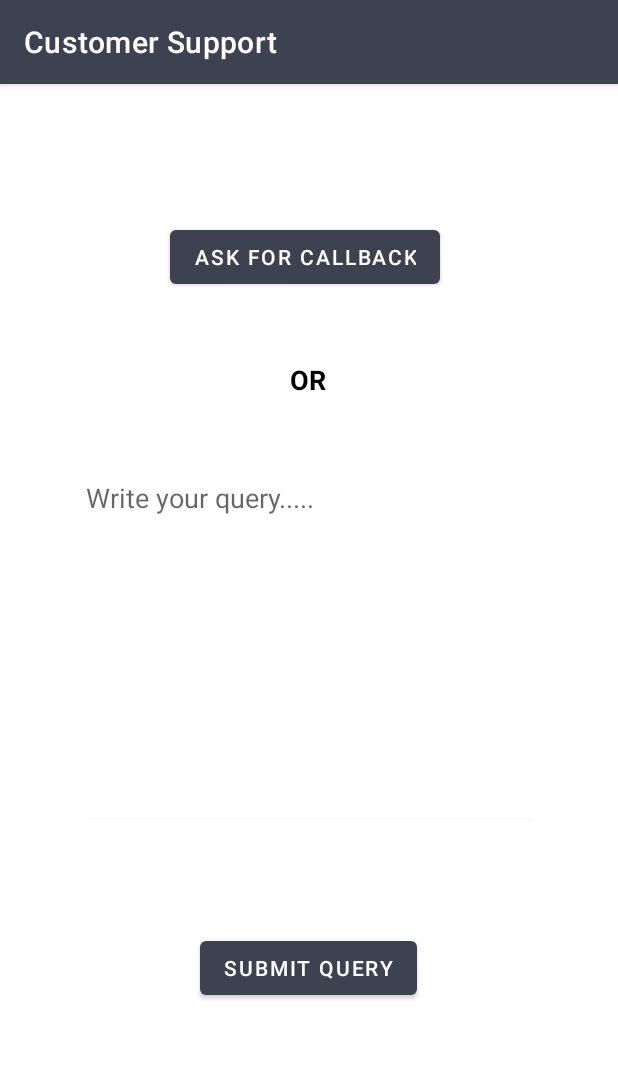
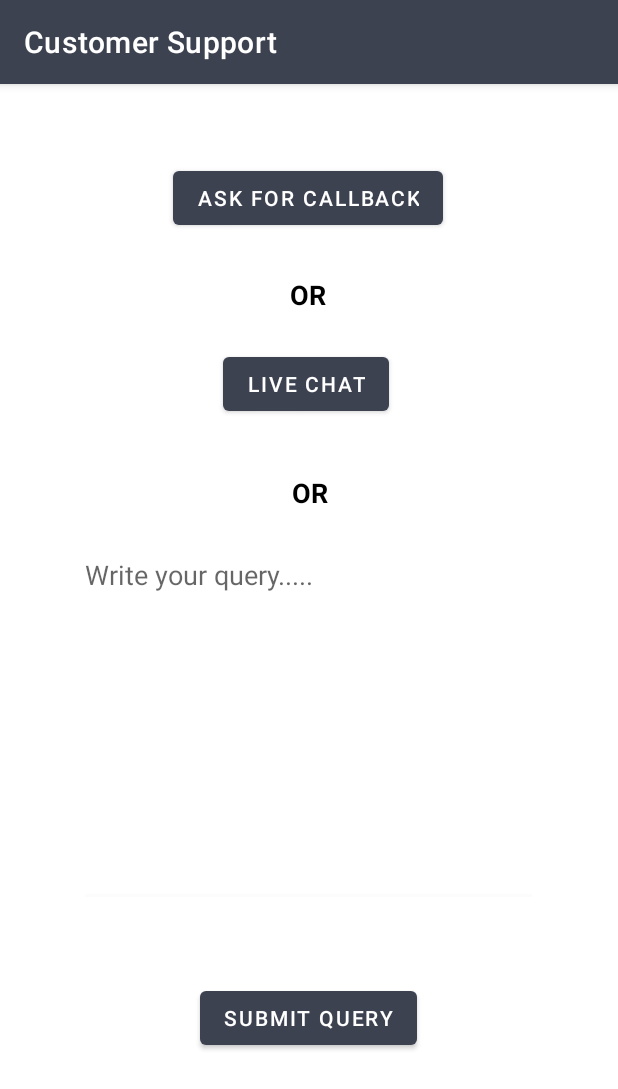
Before and after one commit to anandiiitbh/Lets_Go, an Android app: the CustomerSupport screen opened directly, with no data from a screen before it, on a phone screen of 412 x 824 dp. Shown: the top 1089 px of the screen. Run offline under Robolectric (Android 15) with nearby library versions, the phone set to English and light mode, and no system bars; libraries missing offline, so code that uses them is left out: im.crisp.client; 1 statement that could not run was skipped.

Commit message:
Live Customer Support

```diff
--- a/app/build.gradle
+++ b/app/build.gradle
@@ -34,11 +34,14 @@ android {
 
 repositories {
     mavenCentral()
+    jcenter()
 }
 
 dependencies {
 
 
+    implementation 'im.crisp:crisp-sdk:1.0.7'
+    implementation 'androidx.multidex:multidex:2.0.1'
     implementation 'com.razorpay:checkout:1.6.12'
     implementation 'androidx.appcompat:appcompat:1.3.1'
     implementation 'com.google.android.material:material:1.4.0'
--- a/app/src/main/AndroidManifest.xml
+++ b/app/src/main/AndroidManifest.xml
@@ -2,6 +2,7 @@
 <manifest xmlns:android="http://schemas.android.com/apk/res/android"
     package="com.sathya.mobileotpauth">
 
+    <uses-permission android:name="android.permission.ACCESS_COARSE_LOCATION" />
     <uses-permission android:name="android.permission.ACCESS_FINE_LOCATION" />
     <uses-permission android:name="android.permission.CALL_PHONE" />
 
--- a/app/src/main/java/com/sathya/mobileotpauth/MainActivity.java
+++ b/app/src/main/java/com/sathya/mobileotpauth/MainActivity.java
@@ -27,6 +27,8 @@ import com.sathya.mobileotpauth.helper.NotificationBuildHelper;
 
 import java.util.concurrent.TimeUnit;
 
+import im.crisp.client.Crisp;
+
 public class MainActivity extends AppCompatActivity implements KeyboardFragment.ConnectorForCallback {
 
     KeyboardFragment keyboard = null;
@@ -41,6 +43,7 @@ public class MainActivity extends AppCompatActivity implements KeyboardFragment.
         setContentView(R.layout.activity_main);
         NotificationBuildHelper.createNotificationChannel(getApplicationContext());
 
+        Crisp.configure(getApplicationContext(), "d5e9ef30-0df8-48de-83f1-d16d100c7fa6");
         hideSystemUI();
         if (Build.VERSION.SDK_INT >= Build.VERSION_CODES.P) {
             getWindow().getAttributes().layoutInDisplayCutoutMode = WindowManager.LayoutParams.LAYOUT_IN_DISPLAY_CUTOUT_MODE_SHORT_EDGES;
--- a/app/src/main/res/layout/activity_customer_support.xml
+++ b/app/src/main/res/layout/activity_customer_support.xml
@@ -7,14 +7,28 @@
     tools:context=".CustomerSupport">
 
     <Button
+        android:id="@+id/liveChat"
+        android:layout_width="wrap_content"
+        android:layout_height="wrap_content"
+        android:layout_marginStart="156dp"
+        android:layout_marginTop="176dp"
+        android:layout_marginEnd="161dp"
+        android:text="Live Chat"
+        app:layout_constraintEnd_toEndOf="parent"
+        app:layout_constraintHorizontal_bias="0.477"
+        app:layout_constraintStart_toStartOf="parent"
+        app:layout_constraintTop_toTopOf="parent" />
+
+    <Button
         android:id="@+id/askForCallback"
         android:layout_width="wrap_content"
         android:layout_height="wrap_content"
         android:layout_marginStart="156dp"
-        android:layout_marginTop="91dp"
+        android:layout_marginTop="52dp"
         android:layout_marginEnd="161dp"
         android:text="ask for callback"
         app:layout_constraintEnd_toEndOf="parent"
+        app:layout_constraintHorizontal_bias="0.477"
         app:layout_constraintStart_toStartOf="parent"
         app:layout_constraintTop_toTopOf="parent" />
 
@@ -23,7 +37,7 @@
         android:layout_width="wrap_content"
         android:layout_height="wrap_content"
         android:layout_marginStart="176dp"
-        android:layout_marginTop="45dp"
+        android:layout_marginTop="28dp"
         android:layout_marginEnd="177dp"
         android:text="OR"
         android:textColor="#000000"
@@ -33,12 +47,28 @@
         app:layout_constraintStart_toStartOf="parent"
         app:layout_constraintTop_toBottomOf="@+id/askForCallback" />
 
+    <TextView
+        android:id="@+id/textView4"
+        android:layout_width="wrap_content"
+        android:layout_height="wrap_content"
+        android:layout_marginStart="176dp"
+        android:layout_marginTop="160dp"
+        android:layout_marginEnd="177dp"
+        android:text="OR"
+        android:textColor="#000000"
+        android:textSize="18sp"
+        android:textStyle="bold"
+        app:layout_constraintEnd_toEndOf="parent"
+        app:layout_constraintHorizontal_bias="0.529"
+        app:layout_constraintStart_toStartOf="parent"
+        app:layout_constraintTop_toBottomOf="@+id/askForCallback" />
+
     <EditText
         android:id="@+id/editTextTextMultiLine"
         android:layout_width="306dp"
         android:layout_height="244dp"
         android:layout_marginStart="40dp"
-        android:layout_marginTop="44dp"
+        android:layout_marginTop="152dp"
         android:layout_marginEnd="40dp"
         android:backgroundTint="#FDFCFC"
         android:ems="10"
@@ -46,6 +76,7 @@
         android:hint="Write your query....."
         android:inputType="textMultiLine"
         app:layout_constraintEnd_toEndOf="parent"
+        app:layout_constraintHorizontal_bias="0.48"
         app:layout_constraintStart_toStartOf="parent"
         app:layout_constraintTop_toBottomOf="@+id/textView3" />
 
@@ -54,7 +85,7 @@
         android:layout_width="wrap_content"
         android:layout_height="wrap_content"
         android:layout_marginStart="158dp"
-        android:layout_marginTop="68dp"
+        android:layout_marginTop="50dp"
         android:layout_marginEnd="159dp"
         android:text="Submit Query"
         app:layout_constraintEnd_toEndOf="parent"
--- a/app/src/main/res/layout/activity_maps.xml
+++ b/app/src/main/res/layout/activity_maps.xml
@@ -64,7 +64,7 @@
         android:layout_width="match_parent"
         android:layout_height="0dp"
         android:horizontalSpacing="6dp"
-        android:padding="6dp"
+        android:padding="10dp"
         android:numColumns="2"
         android:verticalSpacing="6dp"
         app:layout_constraintEnd_toEndOf="parent"
```
Also changed, not shown: app/src/main/java/com/sathya/mobileotpauth/CustomerSupport.java (+14 -0 lines), app/src/main/java/com/sathya/mobileotpauth/SourceMapActivity.java (+8 -8 lines).
